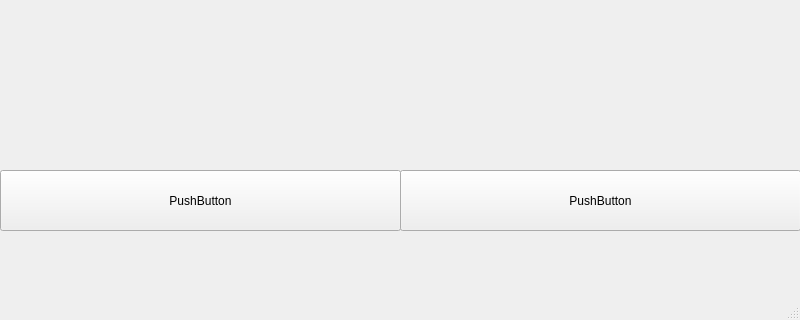
This is ui files/tut3.ui in sujal-ag/pyqt as Qt 5 draws it before an edit; both pictures show x 0 to 800 and y 280 to 600 of the 800 by 600 pixel window. The edited form follows.
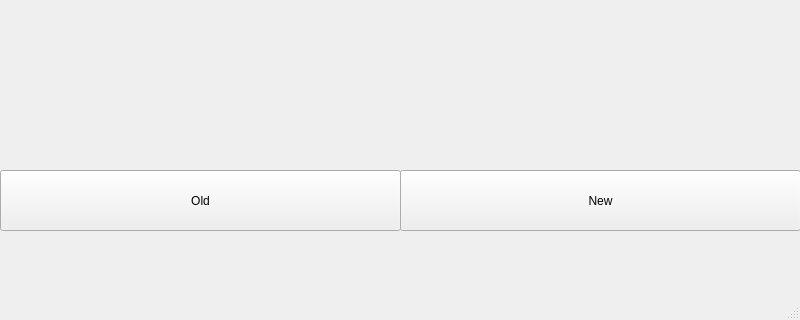
This is the edited form. Icons and pictures are not drawn.

The edit to the form file:
```diff
--- a/ui files/tut3.ui
+++ b/ui files/tut3.ui
@@ -43,7 +43,7 @@
      </rect>
     </property>
     <property name="text">
-     <string>PushButton</string>
+     <string>Old</string>
     </property>
    </widget>
    <widget class="QPushButton" name="new_2">
@@ -56,7 +56,7 @@
      </rect>
     </property>
     <property name="text">
-     <string>PushButton</string>
+     <string>New</string>
     </property>
    </widget>
   </widget>
```
